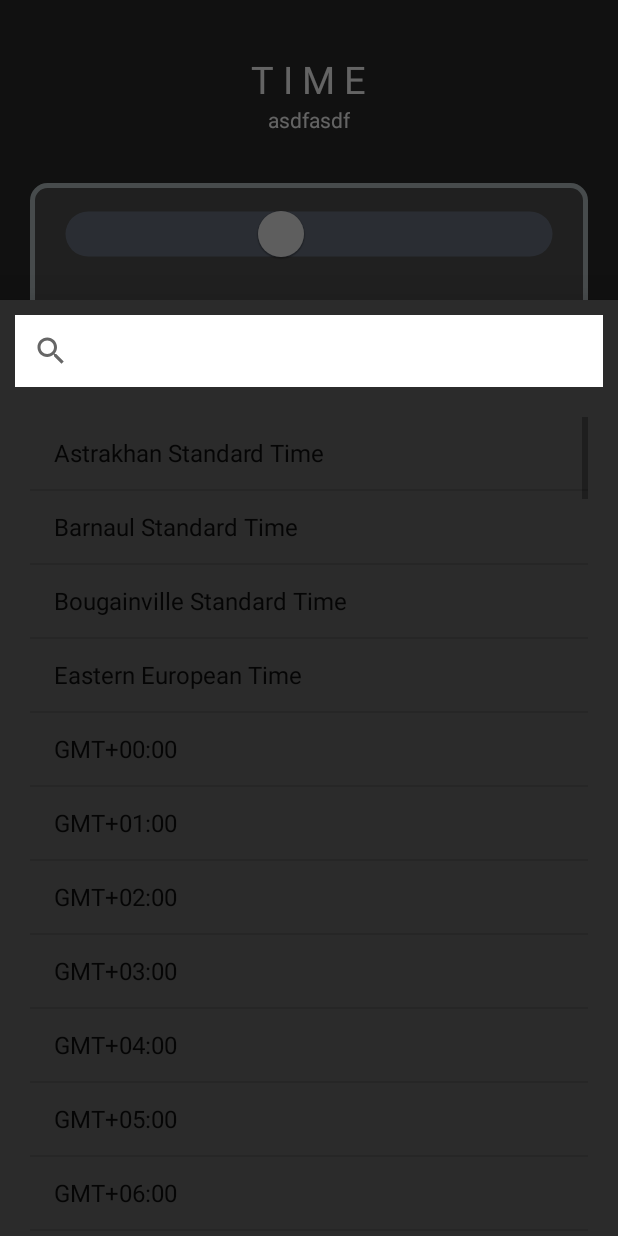
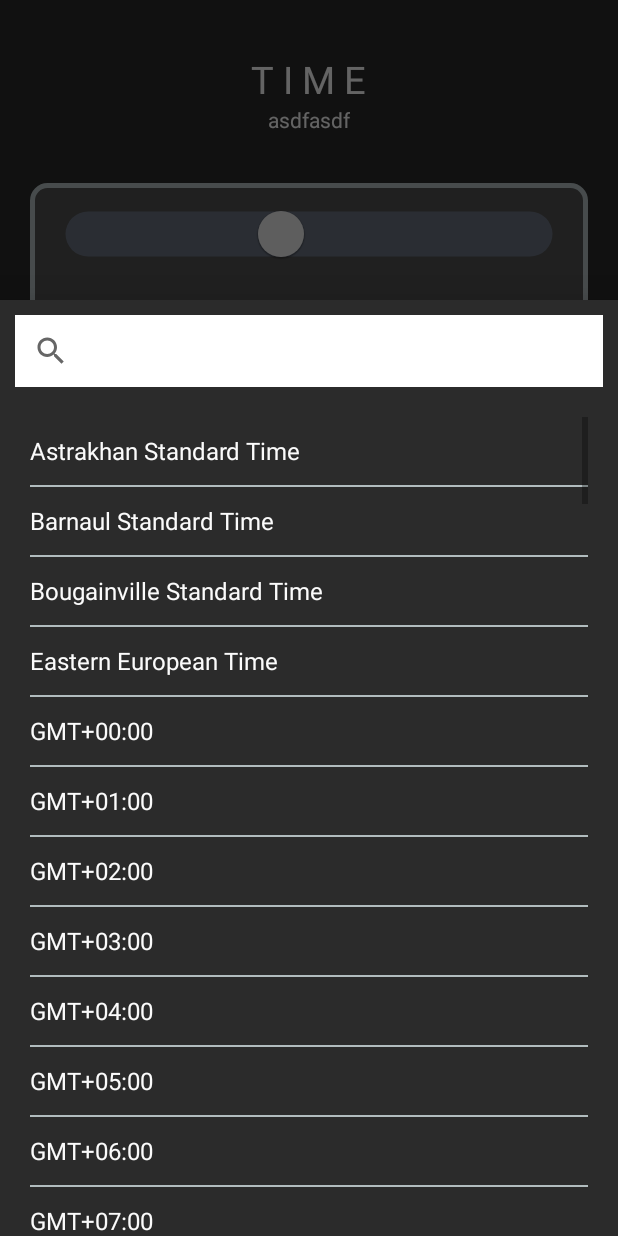
Before and after one commit to POL6463/Android_Programming, an Android app: the screen it shows after launch (MainActivity), after a tap on "지역 추가", on a phone screen of 412 x 824 dp. Run offline under Robolectric (Android 15) with nearby library versions, the phone set to English and light mode, and no system bars.

Commit message:
메인 리스트 수정전

```diff
--- a/WorldTime/app/src/main/java/com/tukorea/worldtime/MainActivity.kt
+++ b/WorldTime/app/src/main/java/com/tukorea/worldtime/MainActivity.kt
@@ -36,6 +36,7 @@ class MainActivity : AppCompatActivity() {
     private lateinit var sharedPreferencesSelected : SharedPreferences
     private lateinit var editor : SharedPreferences.Editor
     private lateinit var editorSelected : SharedPreferences.Editor
+    lateinit var searchBox : SearchView
 
     override fun onCreate(savedInstanceState: Bundle?) {
         super.onCreate(savedInstanceState)
@@ -58,7 +59,7 @@ class MainActivity : AppCompatActivity() {
 
 
         setLocationBtn = findViewById<Button>(R.id.setLocationBtn)
-
+        searchBox = bottomSheetView.findViewById<SearchView>(R.id.searchBox)
         zoneList = bottomSheetView.findViewById<ListView>(R.id.zoneList)
         timeList = findViewById<ListView>(R.id.timeList)
         timeSlider = findViewById<Slider>(R.id.timeSlider)
@@ -70,7 +71,6 @@ class MainActivity : AppCompatActivity() {
         var timeHourStr : String
         var timeMin : Int
         var timeMinStr : String
-        var timeForm : String
 
 
         var locales : Array<out String> = Locale.getISOCountries()
@@ -142,17 +142,14 @@ class MainActivity : AppCompatActivity() {
 
 
         var adapter : ArrayAdapter<String> = ArrayAdapter(this,
-            android.R.layout.simple_list_item_1, zoneDisplayList1)
+            R.layout.item_list, zoneDisplayList1)
         zoneList.adapter = adapter
 
-        setLocationBtn.setOnClickListener {
-            bottomSheetDialog.show()
-        }
 
         var selectedTZ : ArrayList<String> = arrayListOf()
 
 
-        sharedPreferencesSelected.all.values.map { item ->
+        sharedPreferencesSelected.all.keys.map { item ->
             selectedTZ.add(item.toString())
         }
 
@@ -161,14 +158,15 @@ class MainActivity : AppCompatActivity() {
             android.R.layout.simple_list_item_1, selectedTZ)
         timeList.adapter = adapter2
 
+
         zoneList.setOnItemClickListener { parent, view, position, id ->
-            if (sharedPreferencesSelected.contains(position.toString())){
+            if (sharedPreferencesSelected.contains(adapter.getItem(position).toString())){
                 Toast.makeText(applicationContext, "이미 등록되어있습니다.", Toast.LENGTH_SHORT).show()
                 bottomSheetDialog.dismiss()
                 return@setOnItemClickListener
             }
             selectedTZ.add(adapter.getItem(position).toString())
-            editorSelected.putString(position.toString(), adapter.getItem(position).toString())
+            editorSelected.putString(adapter.getItem(position).toString(), "선택")
             editorSelected.commit()
             testText.text = adapter.getItem(position).toString()
             bottomSheetDialog.dismiss()
@@ -180,6 +178,29 @@ class MainActivity : AppCompatActivity() {
             timeList.adapter = adapter2
         }
 
+        searchBox.setOnQueryTextListener(object :
+        SearchView.OnQueryTextListener{
+            override fun onQueryTextSubmit(query: String?): Boolean {
+                adapter.filter.filter(query)
+                return false
+            }
+
+            override fun onQueryTextChange(newText: String?): Boolean {
+                adapter.filter.filter(newText)
+                return false
+
+
+            }
+        })
+
+        setLocationBtn.setOnClickListener {
+            if (adapter2.count >= 3){
+                Toast.makeText(applicationContext, "최대 3개까지 등록 가능합니다.", Toast.LENGTH_SHORT).show()
+                return@setOnClickListener
+            }
+            bottomSheetDialog.show()
+        }
+
 
 
 
--- a/WorldTime/app/src/main/res/layout/bottom_sheet_layout.xml
+++ b/WorldTime/app/src/main/res/layout/bottom_sheet_layout.xml
@@ -15,7 +15,8 @@
         android:layout_width="match_parent"
         android:layout_height="800dp"
         android:orientation="vertical">
-        <androidx.appcompat.widget.SearchView
+        <SearchView
+            android:id="@+id/searchBox"
             android:layout_width="match_parent"
             android:layout_height="wrap_content"
             android:background="@color/white"
@@ -32,7 +33,9 @@
             <ListView
                 android:id="@+id/zoneList"
                 android:layout_width="match_parent"
-                android:layout_height="wrap_content">
+                android:layout_height="wrap_content"
+                android:divider="#B1BCBE"
+                android:dividerHeight="1.5dp">
             </ListView>
         </LinearLayout>
     </LinearLayout>
--- /dev/null
+++ b/WorldTime/app/src/main/res/layout/item_list.xml
@@ -0,0 +1,15 @@
+<?xml version="1.0" encoding="utf-8"?>
+
+
+    <!-- Defining where should text be placed. You set you text color here-->
+<TextView
+    xmlns:android="http://schemas.android.com/apk/res/android"
+    xmlns:tools="http://schemas.android.com/tools"
+    android:textColor="#FBFBFB"
+    android:text="sample"
+    android:textSize="16dp"
+    android:gravity="center|left"
+    android:layout_margin="4dip"
+    android:layout_width="fill_parent"
+    android:layout_height="45dp"
+    />
--- /dev/null
+++ b/WorldTime/app/src/main/res/layout/main_item.xml
@@ -0,0 +1,6 @@
+<?xml version="1.0" encoding="utf-8"?>
+<androidx.constraintlayout.widget.ConstraintLayout xmlns:android="http://schemas.android.com/apk/res/android"
+    android:layout_width="match_parent"
+    android:layout_height="match_parent">
+
+</androidx.constraintlayout.widget.ConstraintLayout>
```
Also changed, not shown: WorldTime/app/src/main/res/drawable/item_bg.xml (added, +7 -0 lines).
